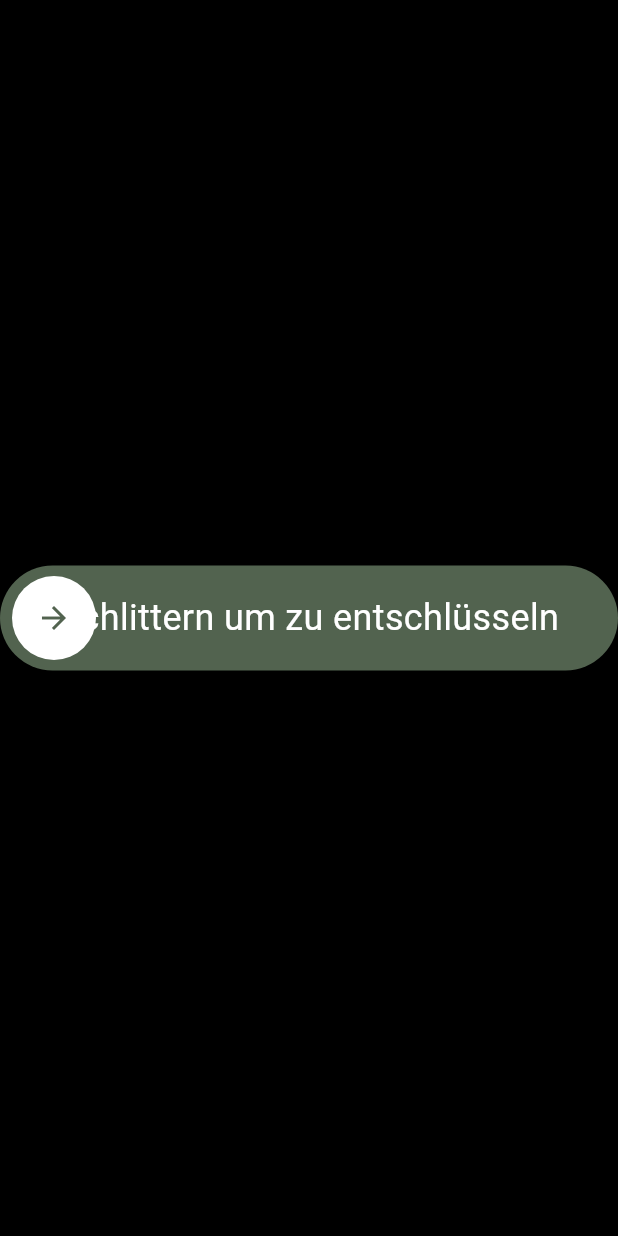
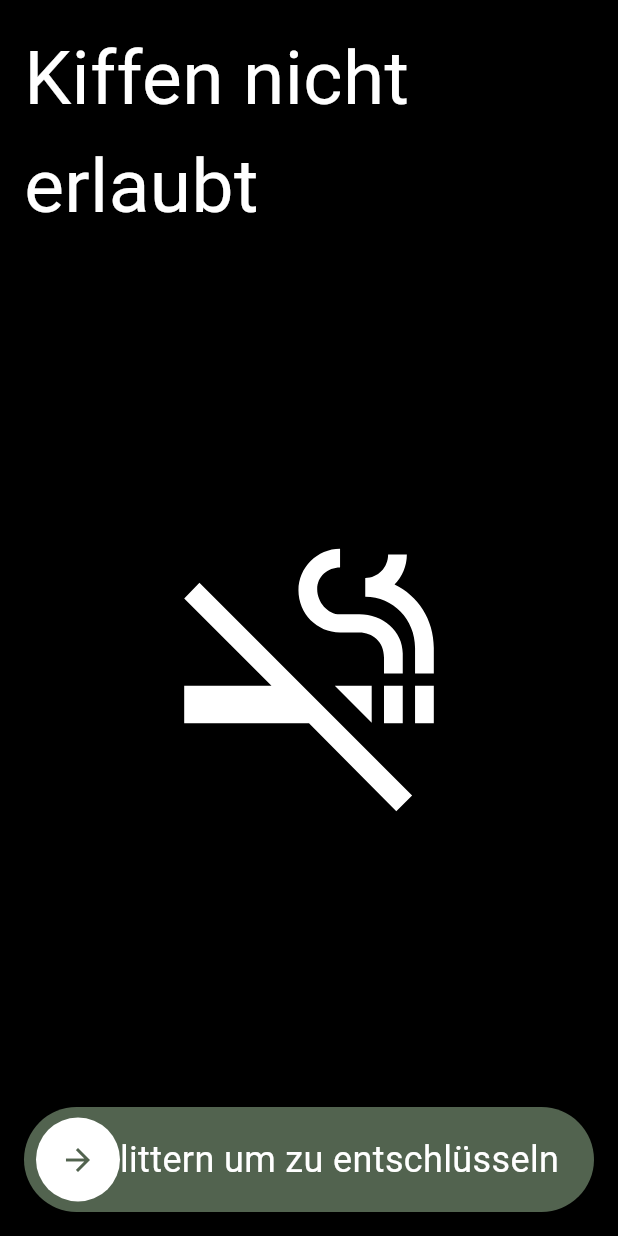
Before and after one commit to Y0ngg4n/kifferkarte, a Flutter app: the Lockscreen screen opened directly, on a phone screen of 412 x 824 dp. Run offline on Flutter 3.47's test engine with Material 3 defaults, Android fonts, the phone set to English and light mode, and no system bars; drawn by our look-alikes of slide_to_act; our stand-ins replace dio, drift, flutter_local_notifications, flutter_map, flutter_riverpod, geolocator and 2 more; missing offline and left inert: dio_cache_interceptor, dio_cache_interceptor_db_store, flutter_map_cache, flutter_map_location_marker, point_in_polygon, polybool; accounts and stored records are empty; statements that could not run were skipped.

Commit message:
Add better lockscreen

```diff
--- a/lib/lockscreen.dart
+++ b/lib/lockscreen.dart
@@ -1,22 +1,56 @@
 import 'package:flutter/cupertino.dart';
 import 'package:flutter/foundation.dart';
 import 'package:flutter/material.dart';
+import 'package:flutter_riverpod/flutter_riverpod.dart';
+import 'package:kifferkarte/main.dart';
+import 'package:kifferkarte/provider_manager.dart';
 import 'package:slide_to_act/slide_to_act.dart';
 
-class Lockscreen extends StatefulWidget {
-  const Lockscreen({super.key});
+class Lockscreen extends ConsumerStatefulWidget {
+  Lockscreen({super.key});
 
   @override
-  State<Lockscreen> createState() => _LockscreenState();
+  ConsumerState<Lockscreen> createState() => _LockscreenState();
 }
 
-class _LockscreenState extends State<Lockscreen> {
+class _LockscreenState extends ConsumerState<Lockscreen> {
   @override
   Widget build(BuildContext context) {
-    return Expanded(
+    bool inWay = ref.watch(inWayProvider);
+    bool inCircle = ref.watch(inCircleProvider);
+    bool updating = ref.watch(updatingProvider);
+    bool smokeable = false;
+    String text = "";
+    DateTime now = DateTime.now();
+    if ((!inCircle && !inWay) ||
+        (!inCircle && (now.hour < 7 || now.hour >= 20))) {
+      smokeable = true;
+    }
+    text = smokeable ? "Kiffen vermutlich erlaubt" : "Kiffen nicht erlaubt";
+    return Scaffold(
+      body: Expanded(
         child: Container(
           color: Colors.black,
-        child: Center(
+          child: Column(
+            mainAxisAlignment: MainAxisAlignment.spaceBetween,
+            children: [
+              Center(
+                  child: Padding(
+                padding: const EdgeInsets.all(16.0),
+                child: Text(
+                  text,
+                  style: TextStyle(fontSize: 50, color: Colors.white),
+                ),
+              )),
+              Center(
+                  child: Icon(
+                smokeable ? Icons.smoking_rooms : Icons.smoke_free,
+                color: Colors.white,
+                size: 200,
+              )),
+              Center(
+                child: Padding(
+                  padding: const EdgeInsets.all(16.0),
                   child: SlideAction(
                     text: "Schlittern um zu entschlüsseln",
                     onSubmit: () {
@@ -25,6 +59,10 @@ class _LockscreenState extends State<Lockscreen> {
                   ),
                 ),
               ),
+            ],
+          ),
+        ),
+      ),
     );
   }
 }
--- a/lib/map.dart
+++ b/lib/map.dart
@@ -362,6 +362,10 @@ class _MapWidgetState extends ConsumerState<MapWidget> {
                 setState(() {
                   followPosition = !followPosition;
                 });
+
+                ScaffoldMessenger.of(context).showSnackBar(SnackBar(
+                    content: Text("Folgen deiner Position " +
+                        (followPosition ? "aktiviert" : "deaktiviert"))));
                 if (position == null) {
                   ScaffoldMessenger.of(context).showSnackBar(
                       SnackBar(content: Text("Keine Position bekannt")));
@@ -382,6 +386,9 @@ class _MapWidgetState extends ConsumerState<MapWidget> {
               child: Icon(rotateMap ? (Icons.crop_rotate) : (Icons.map)),
               onPressed: () {
                 setState(() {
+                  ScaffoldMessenger.of(context).showSnackBar(SnackBar(
+                      content: Text("Rotation der Karte " +
+                          (rotateMap ? "deaktiviert" : "aktiviert"))));
                   rotateMap = !rotateMap;
                 });
               },
@@ -409,6 +416,9 @@ class _MapWidgetState extends ConsumerState<MapWidget> {
                 heroTag: "vibrate",
                 child: Icon(vibrate ? (Icons.vibration) : (Icons.smartphone)),
                 onPressed: () async {
+                  ScaffoldMessenger.of(context).showSnackBar(SnackBar(
+                      content: Text("Vibration " +
+                          (vibrate ? "deaktiviert" : "aktiviert"))));
                   ref.read(vibrateProvider.notifier).set(!vibrate);
                 },
               )),
```
Lines whose indentation alone changed are shown as unchanged.
